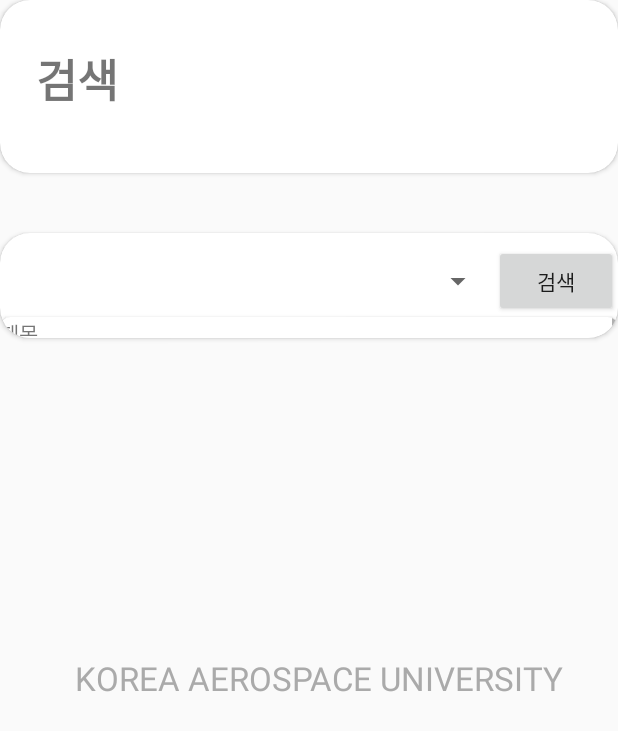
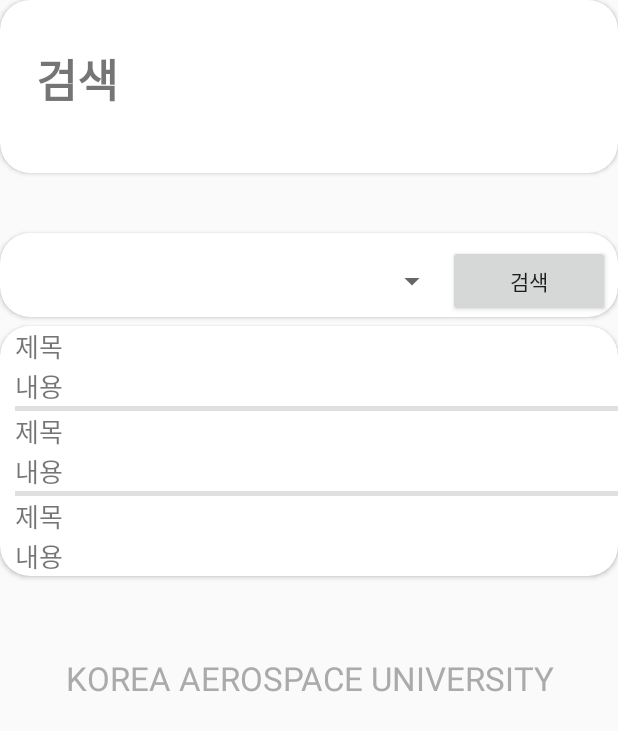
Before and after one commit to gnstjr322/mobile_git, an Android app: the layout fragment3.xml on its own in the app's theme, with its tools: preview values and no code run, on a phone screen of 412 x 824 dp. Shown: the top 731 px of the screen. Run offline under Robolectric (Android 15) with nearby library versions, the phone set to English and light mode, and no system bars.

Commit message:
안드로이드 ver 2.2.4

```diff
--- a/Android/Oh/app/src/main/java/com/example/myapplication/RealService.kt
+++ b/Android/Oh/app/src/main/java/com/example/myapplication/RealService.kt
@@ -53,7 +53,7 @@ class RealService : Service() {
                     var fd1 = fd?.split('/')
                     //showToast(getApplication(), sdf.format(date));
                     if(fd1 != null){
-                        HttpAsyncTask(fd1[0], fd1[1],sdf.format(date)).execute("http:/192.168.198.144:8080")
+                        HttpAsyncTask(fd1[0], fd1[1],sdf.format(date)).execute("http:/192.168.174.238:8080")
                     }
                     //sendNotification(sdf.format(date))
                 } catch (e: InterruptedException) {
--- a/Android/Oh/app/src/main/java/com/example/myapplication/RegisterActivity.kt
+++ b/Android/Oh/app/src/main/java/com/example/myapplication/RegisterActivity.kt
@@ -58,7 +58,7 @@ class RegisterActivity : AppCompatActivity() { // 여기서 서버에 아이디
     var auto_nameList2: List<Name>? = ArrayList()
     var auto_nameList3: List<Cal>? = ArrayList()
     var auto_nameList4: List<Subject>? = ArrayList()
-    var Str_url : String = "http:/192.168.198.144:8080"
+    var Str_url : String = "http:/192.168.174.238:8080"
 
 
     @RequiresApi(Build.VERSION_CODES.CUPCAKE)
--- a/Android/Oh/app/src/main/res/layout/activity_main.xml
+++ b/Android/Oh/app/src/main/res/layout/activity_main.xml
@@ -11,14 +11,14 @@
     <androidx.viewpager.widget.ViewPager
         android:id="@+id/viewpager"
         android:layout_width="match_parent"
-        android:layout_height="693dp"
+        android:layout_height="wrap_content"
         android:layout_below="@id/tabLayout"
         android:layout_weight="6"></androidx.viewpager.widget.ViewPager>
 
     <com.google.android.material.tabs.TabLayout
         android:id="@+id/tabLayout"
         android:layout_width="match_parent"
-        android:layout_height="wrap_content"
+        android:layout_height="100dp"
         android:layout_weight="4"
         android:background="#F1EEEE"
         app:tabIndicatorColor="#E91E63"
--- a/Android/Oh/app/src/main/res/layout/fragment3.xml
+++ b/Android/Oh/app/src/main/res/layout/fragment3.xml
@@ -34,7 +34,7 @@
         <androidx.cardview.widget.CardView
             android:id="@+id/card2"
             android:layout_width="match_parent"
-            android:layout_height="70dp"
+            android:layout_height="wrap_content"
             android:layout_marginTop="40dp"
             android:orientation="vertical"
             app:cardCornerRadius="20dp"
@@ -58,7 +58,7 @@
                         android:layout_width="80dp"
                         android:layout_height="match_parent"
                         android:layout_marginLeft="3dp"
-                        android:layout_weight="3" />
+                        android:layout_weight="2" />
 
                     <!--<ListView
                 android:id="@+id/subject_view"
@@ -71,36 +71,39 @@
                         android:id="@+id/btn_search"
                         android:layout_width="0dip"
                         android:layout_height="wrap_content"
+                        android:layout_marginRight="5dp"
                         android:layout_weight="1"
                         android:text="@string/검색" />
                 </TableRow>
 
-                <androidx.cardview.widget.CardView
-                    android:id="@+id/card3"
-                    android:layout_width="match_parent"
-                    android:layout_height="wrap_content"
-                    app:cardCornerRadius="20dp">
 
-                    <ListView
-                        android:id="@+id/search_view"
-                        android:layout_width="match_parent"
-                        android:layout_height="match_parent"
-                        tools:listitem="@layout/item_weather2" />
-                </androidx.cardview.widget.CardView>
             </TableLayout>
         </androidx.cardview.widget.CardView>
 
+        <androidx.cardview.widget.CardView
+            android:id="@+id/card3"
+            android:layout_width="match_parent"
+            android:layout_height="wrap_content"
+            android:layout_marginTop="6dp"
+            app:cardCornerRadius="20dp">
 
+            <ListView
+                android:id="@+id/search_view"
+                android:layout_width="wrap_content"
+                android:layout_height="wrap_content"
+                android:layout_marginLeft="10dp"
+                android:dividerHeight="3dp"
+                tools:listitem="@layout/item_weather2" />
+        </androidx.cardview.widget.CardView>
     </LinearLayout>
 
     <TextView
-        android:id="@+id/textView12"
+        android:id="@+id/back"
         android:layout_width="match_parent"
         android:layout_height="wrap_content"
-        android:layout_marginLeft="50dp"
         android:layout_marginTop="80dp"
         android:text="KOREA AEROSPACE UNIVERSITY"
-
+        android:gravity="center"
         android:textAppearance="@style/TextAppearance.AppCompat.Large"
         android:textColor="@android:color/darker_gray"
         app:layout_constraintBottom_toBottomOf="parent"
--- a/Android/Oh/app/src/main/res/layout/item_weather2.xml
+++ b/Android/Oh/app/src/main/res/layout/item_weather2.xml
@@ -7,17 +7,20 @@
         android:layout_width="wrap_content"
         android:layout_height="wrap_content"
         android:orientation="vertical">
+
         <TextView
             android:id="@+id/text_text"
             android:layout_width="wrap_content"
             android:layout_height="wrap_content"
-            android:text="@string/제목" />
+            android:text="@string/제목"
+            android:textSize="17sp" />
 
         <TextView
             android:id="@+id/data_text"
             android:layout_width="wrap_content"
             android:layout_height="wrap_content"
-            android:text="@string/내용" />
+            android:text="@string/내용"
+            android:textSize="17sp" />
 
     </TableLayout>
 
```
Also changed, not shown: Android/Oh/app/src/main/java/com/example/myapplication/TabFragment3.kt (+12 -2 lines).
